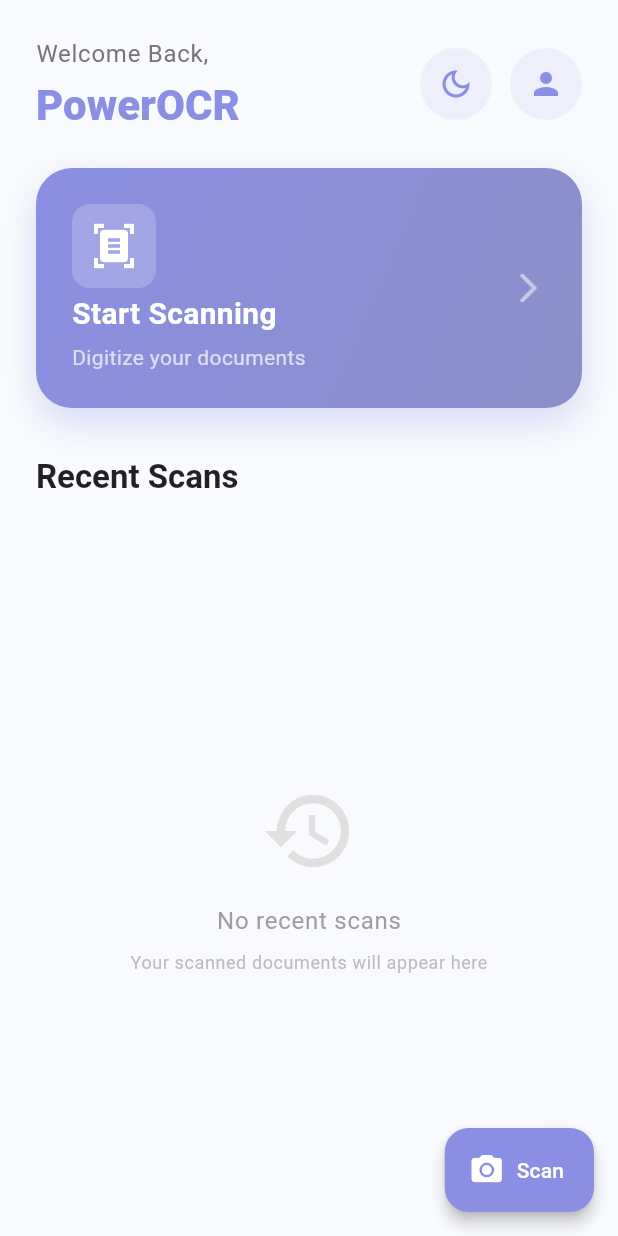
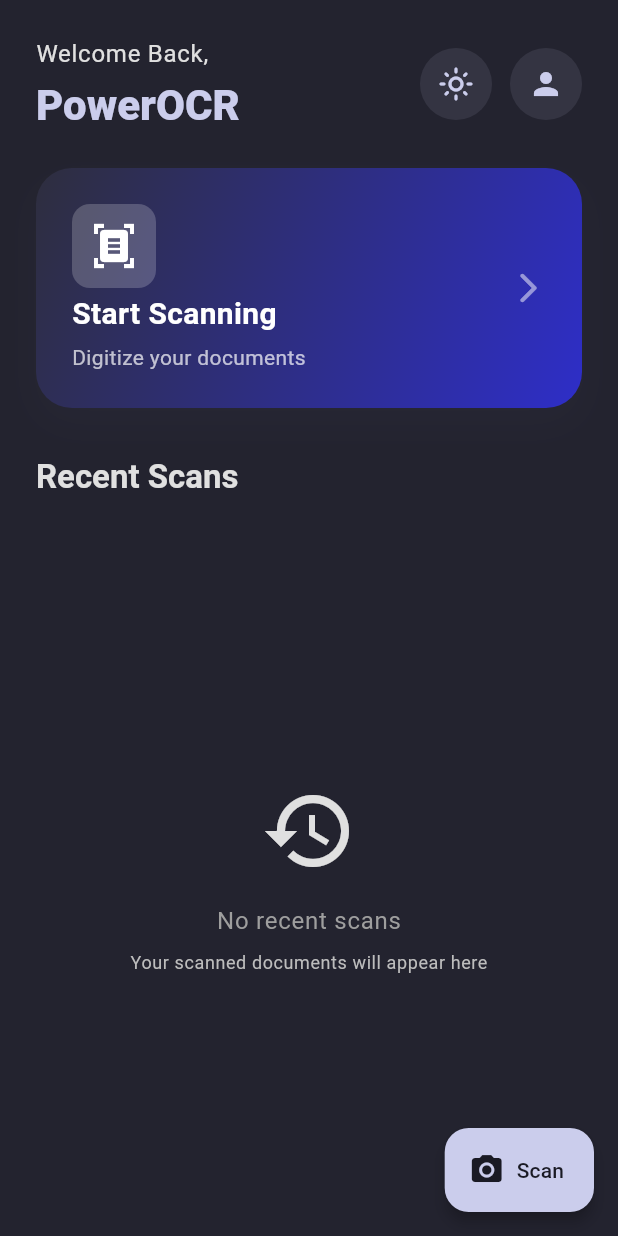
Before and after one commit to inorista/PowerOCR, a Flutter app: the screen it shows after launch, after a tap on the "dark mode" icon, on a phone screen of 412 x 824 dp. Run offline on Flutter 3.47's test engine with Material 3 defaults, Android fonts, the phone set to English and light mode, and no system bars; our stand-ins replace camera, connectivity_plus, dio, envied, equatable, flutter_bloc and 6 more; missing offline and left inert: google_mlkit_text_recognition; accounts and stored records are empty; generated files the repository leaves out were written again.

Commit message:
apply fix theme, context

```diff
--- a/lib/core/theme/app_theme.dart
+++ b/lib/core/theme/app_theme.dart
@@ -8,8 +8,8 @@
   static const _lightSurface = Colors.white;
   static const _lightError = Color(0xFFE57373); // Soft Red
 
-  // Pastel Dark Palette
-  static const _darkPrimary = Color(0xFFA5A9F2); // Lighter Periwinkle for contrast
+  static const _darkPrimary =
+      Color.fromARGB(255, 203, 205, 236); // Lighter Periwinkle for contrast
   static const _darkSecondary = Color(0xFF80CBC4); // Muted Mint
   static const _darkBackground = Color(0xFF23232F); // Dark Gunmetal
   static const _darkSurface = Color(0xFF2E2E3E); // Lighter Gunmetal
@@ -73,7 +73,9 @@
       elevatedButtonTheme: ElevatedButtonThemeData(
         style: ElevatedButton.styleFrom(
           backgroundColor: primary,
-          foregroundColor: brightness == Brightness.light ? Colors.white : const Color(0xFF1A1A24),
+          foregroundColor: brightness == Brightness.light
+              ? Colors.white
+              : const Color(0xFF1A1A24),
           elevation: 2,
           shape: RoundedRectangleBorder(
             borderRadius: BorderRadius.circular(12),
@@ -88,11 +90,13 @@
       ),
       floatingActionButtonTheme: FloatingActionButtonThemeData(
         backgroundColor: primary,
-        foregroundColor: brightness == Brightness.light ? Colors.white : const Color(0xFF1A1A24),
+        foregroundColor: brightness == Brightness.light
+            ? Colors.white
+            : const Color(0xFF1A1A24),
         elevation: 4,
         shape: RoundedRectangleBorder(borderRadius: BorderRadius.circular(16)),
       ),
-      cardTheme: CardTheme(
+      cardTheme: CardThemeData(
         color: surface,
         elevation: 2,
         shadowColor: Colors.black.withOpacity(0.05),
@@ -101,7 +105,9 @@
       ),
       inputDecorationTheme: InputDecorationTheme(
         filled: true,
-        fillColor: brightness == Brightness.light ? Colors.grey.shade100 : Colors.white.withOpacity(0.05),
+        fillColor: brightness == Brightness.light
+            ? Colors.grey.shade100
+            : Colors.white.withOpacity(0.05),
         hintStyle: TextStyle(color: onSurface.withOpacity(0.5)),
         border: OutlineInputBorder(
           borderRadius: BorderRadius.circular(12),
--- a/lib/features/home/presentation/screens/home_screen.dart
+++ b/lib/features/home/presentation/screens/home_screen.dart
@@ -17,7 +17,7 @@
         child: Column(
           crossAxisAlignment: CrossAxisAlignment.start,
           children: [
-            _buildHeader(theme),
+            _buildHeader(theme, context),
             const SizedBox(height: 24),
             _buildMainAction(context, theme),
             const SizedBox(height: 32),
@@ -27,7 +27,6 @@
                 'Recent Scans',
                 style: theme.textTheme.titleLarge?.copyWith(
                   fontWeight: FontWeight.bold,
-                  color: Colors.black87,
                 ),
               ),
             ),
@@ -46,7 +45,7 @@
     );
   }
 
-  Widget _buildHeader(ThemeData theme) {
+  Widget _buildHeader(ThemeData theme, BuildContext context) {
     return Container(
       padding: const EdgeInsets.fromLTRB(24, 24, 24, 0),
       child: Row(
@@ -57,16 +56,14 @@
             children: [
               Text(
                 'Welcome Back,',
-                style: theme.textTheme.bodyLarge?.copyWith(
-                  color: Colors.grey[600],
-                ),
+                style: theme.textTheme.bodyLarge,
               ),
               const SizedBox(height: 4),
               Text(
                 'PowerOCR',
                 style: theme.textTheme.headlineMedium?.copyWith(
                   fontWeight: FontWeight.w800,
-                  color: theme.primaryColor,
+                  color: theme.colorScheme.primary,
                 ),
               ),
             ],
```
Also changed, not shown: lib/features/scanning/data/datasources/scanning_local_data_source.dart (+5 -3 lines), lib/features/scanning/data/datasources/scanning_remote_data_source.dart (+7 -7 lines), lib/features/scanning/presentation/bloc/scanning_bloc.dart (+5 -3 lines), lib/features/scanning/presentation/screens/scanning_screen.dart (+21 -12 lines).
